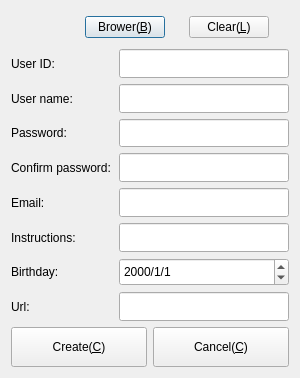
Qt form Widgets/DlgRegister/DlgRegister.ui (KangLin/RabbitIm) before a commit.
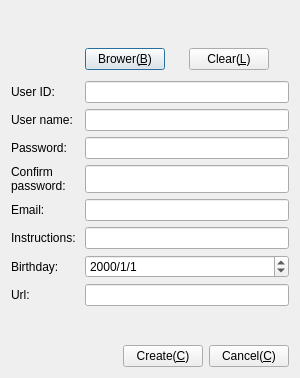
The same form after that commit. Icons and pictures are not drawn.

Diff of the .ui file:
```diff
--- a/Widgets/DlgRegister/DlgRegister.ui
+++ b/Widgets/DlgRegister/DlgRegister.ui
@@ -30,7 +30,7 @@
     <normaloff>:/icon/AppIcon</normaloff>:/icon/AppIcon</iconset>
   </property>
   <layout class="QGridLayout" name="gridLayout">
-   <item row="0" column="0" colspan="2">
+   <item row="1" column="0">
     <layout class="QHBoxLayout" name="horizontalLayout_9">
      <item>
       <widget class="QLabel" name="lbPhoto">
@@ -94,7 +94,7 @@
      </item>
     </layout>
    </item>
-   <item row="1" column="0" colspan="2">
+   <item row="2" column="0">
     <layout class="QHBoxLayout" name="horizontalLayout">
      <item>
       <widget class="QLabel" name="label_6">
@@ -106,13 +106,16 @@
        </property>
        <property name="minimumSize">
         <size>
-         <width>102</width>
+         <width>0</width>
          <height>0</height>
         </size>
        </property>
        <property name="text">
         <string>User ID:</string>
        </property>
+       <property name="wordWrap">
+        <bool>true</bool>
+       </property>
       </widget>
      </item>
      <item>
@@ -126,14 +129,14 @@
        <property name="maximumSize">
         <size>
          <width>16777215</width>
-         <height>40</height>
+         <height>16777215</height>
         </size>
        </property>
       </widget>
      </item>
     </layout>
    </item>
-   <item row="2" column="0" colspan="2">
+   <item row="3" column="0">
     <layout class="QHBoxLayout" name="horizontalLayout_2">
      <item>
       <widget class="QLabel" name="label">
@@ -145,13 +148,16 @@
        </property>
        <property name="minimumSize">
         <size>
-         <width>102</width>
+         <width>0</width>
          <height>0</height>
         </size>
        </property>
        <property name="text">
         <string>User name:</string>
        </property>
+       <property name="wordWrap">
+        <bool>true</bool>
+       </property>
       </widget>
      </item>
      <item>
@@ -171,14 +177,14 @@
        <property name="maximumSize">
         <size>
          <width>16777215</width>
-         <height>40</height>
+         <height>16777215</height>
         </size>
        </property>
       </widget>
      </item>
     </layout>
    </item>
-   <item row="3" column="0" colspan="2">
+   <item row="4" column="0">
     <layout class="QHBoxLayout" name="horizontalLayout_3">
      <item>
       <widget class="QLabel" name="label_2">
@@ -190,13 +196,16 @@
        </property>
        <property name="minimumSize">
         <size>
-         <width>102</width>
+         <width>0</width>
          <height>0</height>
         </size>
        </property>
        <property name="text">
         <string>Password:</string>
        </property>
+       <property name="wordWrap">
+        <bool>true</bool>
+       </property>
       </widget>
      </item>
      <item>
@@ -216,7 +225,7 @@
        <property name="maximumSize">
         <size>
          <width>16777215</width>
-         <height>40</height>
+         <height>16777215</height>
         </size>
        </property>
        <property name="echoMode">
@@ -226,7 +235,7 @@
      </item>
     </layout>
    </item>
-   <item row="4" column="0" colspan="2">
+   <item row="5" column="0">
     <layout class="QHBoxLayout" name="horizontalLayout_4">
      <item>
       <widget class="QLabel" name="label_3">
@@ -238,13 +247,16 @@
        </property>
        <property name="minimumSize">
         <size>
-         <width>102</width>
+         <width>0</width>
          <height>0</height>
         </size>
        </property>
        <property name="text">
         <string>Confirm password:</string>
        </property>
+       <property name="wordWrap">
+        <bool>true</bool>
+       </property>
       </widget>
      </item>
      <item>
@@ -264,7 +276,7 @@
        <property name="maximumSize">
         <size>
          <width>16777215</width>
-         <height>40</height>
+         <height>16777215</height>
         </size>
        </property>
        <property name="echoMode">
@@ -274,7 +286,7 @@
      </item>
     </layout>
    </item>
-   <item row="5" column="0" colspan="2">
+   <item row="6" column="0">
     <layout class="QHBoxLayout" name="horizontalLayout_5">
      <item>
       <widget class="QLabel" name="label_4">
@@ -286,13 +298,16 @@
        </property>
        <property name="minimumSize">
         <size>
-         <width>102</width>
+         <width>0</width>
          <height>0</height>
         </size>
        </property>
        <property name="text">
         <string>Email:</string>
        </property>
+       <property name="wordWrap">
+        <bool>true</bool>
+       </property>
       </widget>
      </item>
      <item>
@@ -312,14 +327,14 @@
        <property name="maximumSize">
         <size>
          <width>16777215</width>
-         <height>40</height>
+         <height>16777215</height>
         </size>
        </property>
       </widget>
      </item>
     </layout>
    </item>
-   <item row="6" column="0" colspan="2">
+   <item row="7" column="0">
     <layout class="QHBoxLayout" name="horizontalLayout_6">
      <item>
       <widget class="QLabel" name="label_5">
@@ -331,13 +346,16 @@
        </property>
        <property name="minimumSize">
         <size>
-         <width>102</width>
+         <width>0</width>
          <height>0</height>
         </size>
        </property>
        <property name="text">
         <string>Instructions:</string>
        </property>
+       <property name="wordWrap">
+        <bool>true</bool>
+       </property>
       </widget>
      </item>
      <item>
@@ -357,14 +375,14 @@
        <property name="maximumSize">
         <size>
          <width>16777215</width>
-         <height>40</height>
+         <height>16777215</height>
         </size>
        </property>
       </widget>
      </item>
     </layout>
    </item>
-   <item row="7" column="0" colspan="2">
+   <item row="8" column="0">
     <layout class="QHBoxLayout" name="horizontalLayout_8">
      <item>
       <widget class="QLabel" name="label_7">
@@ -376,19 +394,22 @@
        </property>
        <property name="minimumSize">
         <size>
-         <width>102</width>
+         <width>0</width>
          <height>0</height>
         </size>
        </property>
        <property name="text">
         <string>Birthday:</string>
        </property>
+       <property name="wordWrap">
+        <bool>true</bool>
+       </property>
       </widget>
      </item>
      <item>
       <widget class="QDateEdit" name="dtBirthday">
        <property name="sizePolicy">
-        <sizepolicy hsizetype="Minimum" vsizetype="Fixed">
+        <sizepolicy hsizetype="Preferred" vsizetype="Preferred">
          <horstretch>3</horstretch>
          <verstretch>0</verstretch>
         </sizepolicy>
@@ -396,7 +417,7 @@
        <property name="maximumSize">
         <size>
          <width>16777215</width>
-         <height>40</height>
+         <height>16777215</height>
         </size>
        </property>
        <property name="displayFormat">
@@ -406,61 +427,33 @@
      </item>
     </layout>
    </item>
-   <item row="8" column="0">
-    <widget class="QLabel" name="label_8">
-     <property name="sizePolicy">
-      <sizepolicy hsizetype="Preferred" vsizetype="Preferred">
-       <horstretch>1</horstretch>
-       <verstretch>0</verstretch>
-      </sizepolicy>
-     </property>
-     <property name="minimumSize">
-      <size>
-       <width>102</width>
-       <height>0</height>
-      </size>
-     </property>
-     <property name="text">
-      <string>Url:</string>
-     </property>
-    </widget>
-   </item>
-   <item row="8" column="1">
-    <widget class="QLineEdit" name="txtUrl">
-     <property name="sizePolicy">
-      <sizepolicy hsizetype="Preferred" vsizetype="Preferred">
-       <horstretch>3</horstretch>
-       <verstretch>0</verstretch>
-      </sizepolicy>
-     </property>
-     <property name="minimumSize">
-      <size>
-       <width>0</width>
-       <height>0</height>
-      </size>
-     </property>
-     <property name="maximumSize">
-      <size>
-       <width>16777215</width>
-       <height>40</height>
-      </size>
-     </property>
-    </widget>
-   </item>
-   <item row="9" column="0" colspan="2">
+   <item row="11" column="0">
     <layout class="QHBoxLayout" name="horizontalLayout_7">
+     <item>
+      <spacer name="horizontalSpacer">
+       <property name="orientation">
+        <enum>Qt::Horizontal</enum>
+       </property>
+       <property name="sizeHint" stdset="0">
+        <size>
+         <width>40</width>
+         <height>20</height>
+        </size>
+       </property>
+      </spacer>
+     </item>
      <item>
       <widget class="QPushButton" name="pbCreate">
        <property name="sizePolicy">
-        <sizepolicy hsizetype="Preferred" vsizetype="Fixed">
+        <sizepolicy hsizetype="Preferred" vsizetype="Preferred">
          <horstretch>0</horstretch>
          <verstretch>0</verstretch>
         </sizepolicy>
        </property>
        <property name="minimumSize">
         <size>
-         <width>126</width>
-         <height>40</height>
+         <width>0</width>
+         <height>0</height>
         </size>
        </property>
        <property name="toolTip">
@@ -484,15 +477,15 @@
      <item>
       <widget class="QPushButton" name="pbCancel">
        <property name="sizePolicy">
-        <sizepolicy hsizetype="Preferred" vsizetype="Fixed">
+        <sizepolicy hsizetype="Preferred" vsizetype="Preferred">
          <horstretch>0</horstretch>
          <verstretch>0</verstretch>
         </sizepolicy>
        </property>
        <property name="minimumSize">
         <size>
-         <width>126</width>
-         <height>40</height>
+         <width>0</width>
+         <height>0</height>
         </size>
        </property>
        <property name="maximumSize">
@@ -521,6 +514,80 @@
      </item>
     </layout>
    </item>
+   <item row="10" column="0">
+    <spacer name="verticalSpacer">
+     <property name="orientation">
+      <enum>Qt::Vertical</enum>
+     </property>
+     <property name="sizeHint" stdset="0">
+      <size>
+       <width>20</width>
+       <height>40</height>
+      </size>
+     </property>
+    </spacer>
+   </item>
+   <item row="9" column="0">
+    <layout class="QHBoxLayout" name="horizontalLayout_10">
+     <item>
+      <widget class="QLabel" name="label_8">
+       <property name="sizePolicy">
+        <sizepolicy hsizetype="Preferred" vsizetype="Preferred">
+         <horstretch>1</horstretch>
+         <verstretch>0</verstretch>
+        </sizepolicy>
+       </property>
+       <property name="minimumSize">
+        <size>
+         <width>0</width>
+         <height>0</height>
+        </size>
+       </property>
+       <property name="text">
+        <string>Url:</string>
+       </property>
+       <property name="wordWrap">
+        <bool>true</bool>
+       </property>
+      </widget>
+     </item>
+     <item>
+      <widget class="QLineEdit" name="txtUrl">
+       <property name="sizePolicy">
+        <sizepolicy hsizetype="Preferred" vsizetype="Preferred">
+         <horstretch>3</horstretch>
+         <verstretch>0</verstretch>
+        </sizepolicy>
+       </property>
+       <property name="minimumSize">
+        <size>
+         <width>0</width>
+         <height>0</height>
+        </size>
+       </property>
+       <property name="maximumSize">
+        <size>
+         <width>16777215</width>
+         <height>16777215</height>
+        </size>
+       </property>
+      </widget>
+     </item>
+    </layout>
+   </item>
+   <item row="0" column="0">
+    <spacer name="verticalSpacer_2">
+     <property name="orientation">
+      <enum>Qt::Vertical</enum>
+     </property>
+     <property name="sizeHint" stdset="0">
+      <size>
+       <width>20</width>
+       <height>40</height>
+      </size>
+     </property>
+    </spacer>
+   </item>
   </layout>
  </widget>
  <resources>
```
